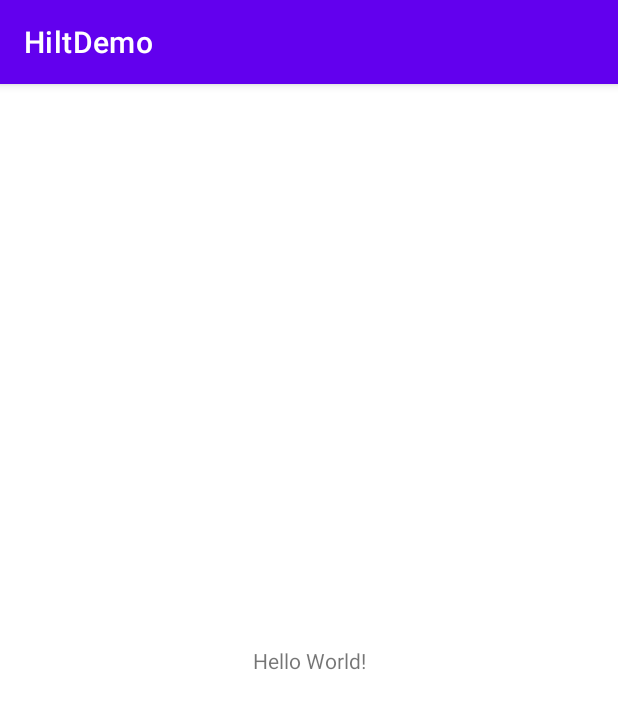
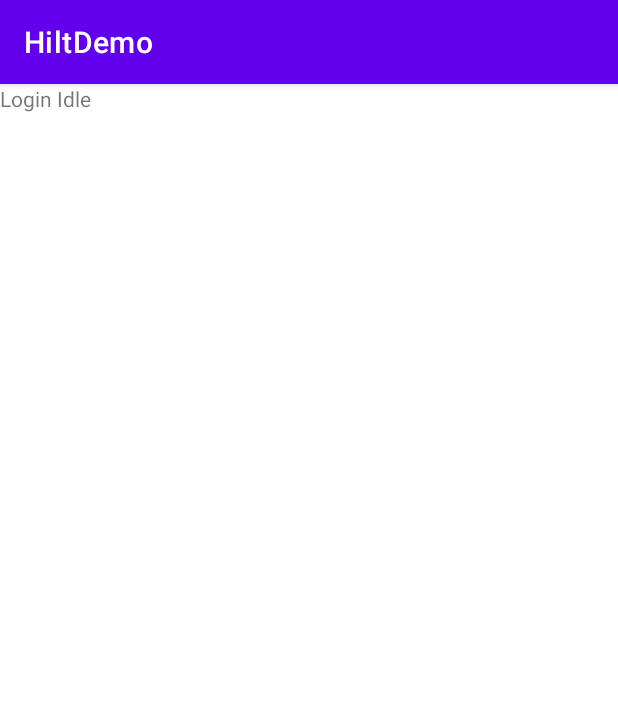
Before and after one commit to qianyukun/DaggerAndHiltDemo, an Android app: the screen it shows after launch (LoginActivity), on a phone screen of 412 x 824 dp. Shown: the top 709 px of the screen. Run offline under Robolectric (Android 15) with nearby library versions, the phone set to English and light mode, and no system bars; our stand-ins replace Dagger/Hilt's generated code.

```diff
--- /dev/null
+++ b/common_templete/src/main/AndroidManifest.xml
@@ -0,0 +1,5 @@
+<?xml version="1.0" encoding="utf-8"?>
+<manifest xmlns:android="http://schemas.android.com/apk/res/android"
+    package="com.qyk.common.templete">
+
+</manifest>
--- a/hiltdemo/src/main/java/com/qyk/hiltdemo/login/LoginActivity.kt
+++ b/hiltdemo/src/main/java/com/qyk/hiltdemo/login/LoginActivity.kt
@@ -33,25 +33,22 @@ class LoginActivity : AppCompatActivity() {
                 when (state.loginStatus) {
                     is LoginStatus.Success -> {
                         progress.visibility = View.GONE
-                        Toast.makeText(this@LoginActivity, "Login success", Toast.LENGTH_SHORT)
-                            .show()
+                        text.text = "Login success"
                     }
                     is LoginStatus.Failed -> {
                         progress.visibility = View.GONE
-                        Toast.makeText(this@LoginActivity, "Login failed", Toast.LENGTH_SHORT)
-                            .show()
+                        text.text = "Login failed"
                     }
                     is LoginStatus.Logout -> {
                         progress.visibility = View.GONE
-                        Toast.makeText(this@LoginActivity, "Logout", Toast.LENGTH_SHORT)
-                            .show()
+                        text.text = "Logout"
                     }
                     is LoginStatus.Idle -> {
                         progress.visibility = View.GONE
-                        Toast.makeText(this@LoginActivity, "Login Idle", Toast.LENGTH_SHORT)
-                            .show()
+                        text.text = "Login Idle"
                     }
                     is LoginStatus.Loading -> {
+                        text.text = "Loading"
                         progress.visibility = View.VISIBLE
                     }
                 }
@@ -64,5 +61,8 @@ class LoginActivity : AppCompatActivity() {
                 loginViewModel.action.send(LoginAction.DoLogoutAction)
             }
         }
+        go_home.setOnClickListener{
+
+        }
     }
 }
--- a/hiltdemo/src/main/res/layout/activity_login.xml
+++ b/hiltdemo/src/main/res/layout/activity_login.xml
@@ -11,18 +11,22 @@
         android:layout_width="wrap_content"
         android:layout_height="wrap_content"
         android:text="Hello World!"
-        app:layout_constraintBottom_toBottomOf="parent"
         app:layout_constraintLeft_toLeftOf="parent"
-        app:layout_constraintRight_toRightOf="parent"
         app:layout_constraintTop_toTopOf="parent" />
 
     <ProgressBar
         android:id="@+id/progress"
         android:layout_width="wrap_content"
         android:layout_height="wrap_content"
-        app:layout_constraintBottom_toBottomOf="parent"
         app:layout_constraintLeft_toLeftOf="parent"
-        app:layout_constraintRight_toRightOf="parent"
         app:layout_constraintTop_toTopOf="parent" />
 
+    <TextView
+        android:id="@+id/go_home"
+        android:layout_width="wrap_content"
+        android:layout_height="wrap_content"
+        app:layout_constraintTop_toBottomOf="@id/text"
+        app:layout_constraintLeft_toLeftOf="parent"
+        app:layout_constraintRight_toRightOf="parent"/>
+
 </androidx.constraintlayout.widget.ConstraintLayout>
--- a/settings.gradle
+++ b/settings.gradle
@@ -10,3 +10,4 @@ rootProject.name = "DaggerAndHiltDemo"
 include ':app'
 include ':hiltdemo'
 include ':domain'
+include ':common_templete'
```
Also changed, not shown: common_templete/build.gradle (added, +42 -0 lines), common_templete/src/main/java/com/qyk/common/templete/SingleHolder.kt (added, +44 -0 lines), 5 other files.
